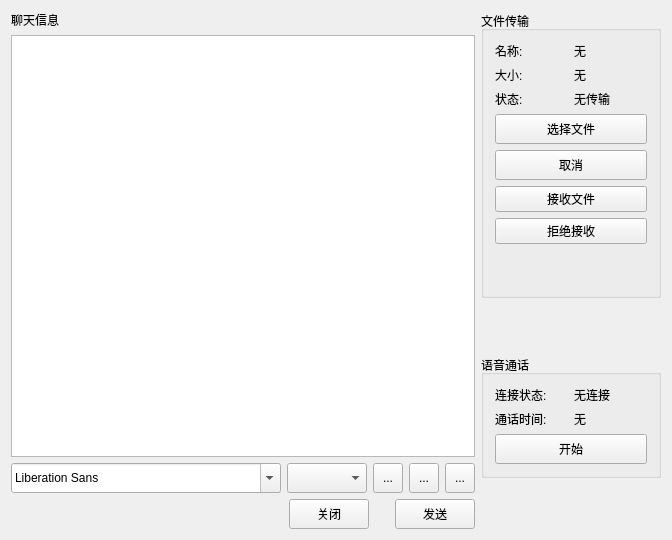
Before: the Qt Designer form chatwindow.ui in rayfung/tux-im-client, drawn with Qt 5.
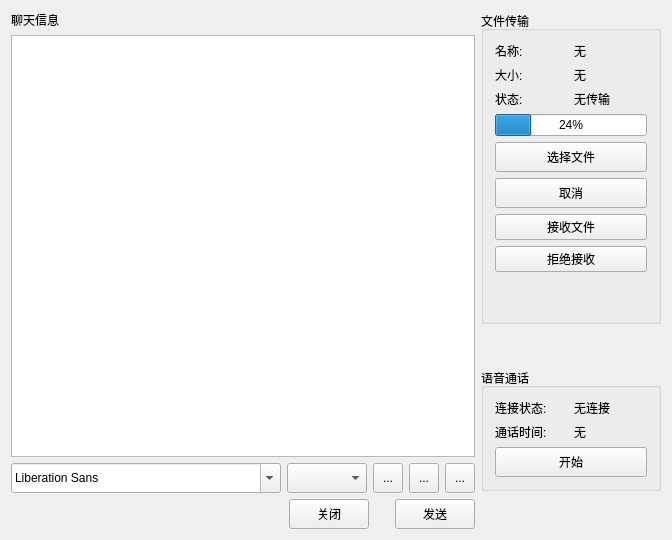
After: the same form once the commit is applied. Icons and pictures are not drawn.

Commit message: add progress bar for file connection

```diff
--- a/chatwindow.ui
+++ b/chatwindow.ui
@@ -311,6 +311,19 @@
              </item>
             </layout>
            </item>
+           <item>
+            <widget class="QProgressBar" name="progressBarFile">
+             <property name="sizePolicy">
+              <sizepolicy hsizetype="Preferred" vsizetype="Fixed">
+               <horstretch>0</horstretch>
+               <verstretch>0</verstretch>
+              </sizepolicy>
+             </property>
+             <property name="value">
+              <number>24</number>
+             </property>
+            </widget>
+           </item>
            <item>
             <widget class="QPushButton" name="pushButtonChooseFile">
              <property name="minimumSize">
```
The commit also changes 2 other files.
